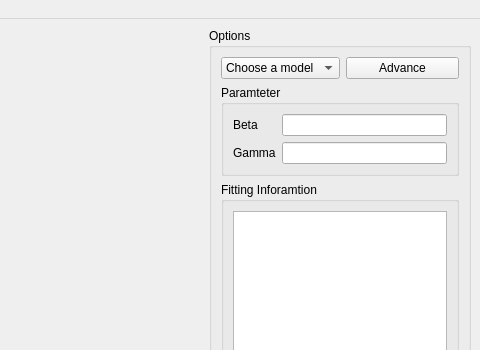
Old version of the form src/ui/mainwindow.ui in the repository ckaus/EpiPy; both pictures show x 254 to 734 and y 0 to 350 of the 734 by 480 pixel window.
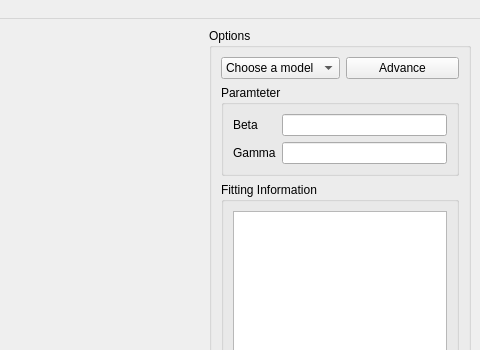
New version of the form.

Patch:
```diff
--- a/src/ui/mainwindow.ui
+++ b/src/ui/mainwindow.ui
@@ -105,7 +105,7 @@
        <item>
         <widget class="QGroupBox" name="infoGroupBox">
          <property name="title">
-          <string>Fitting Inforamtion</string>
+          <string>Fitting Information</string>
          </property>
          <layout class="QVBoxLayout" name="verticalLayout">
           <item>
```
